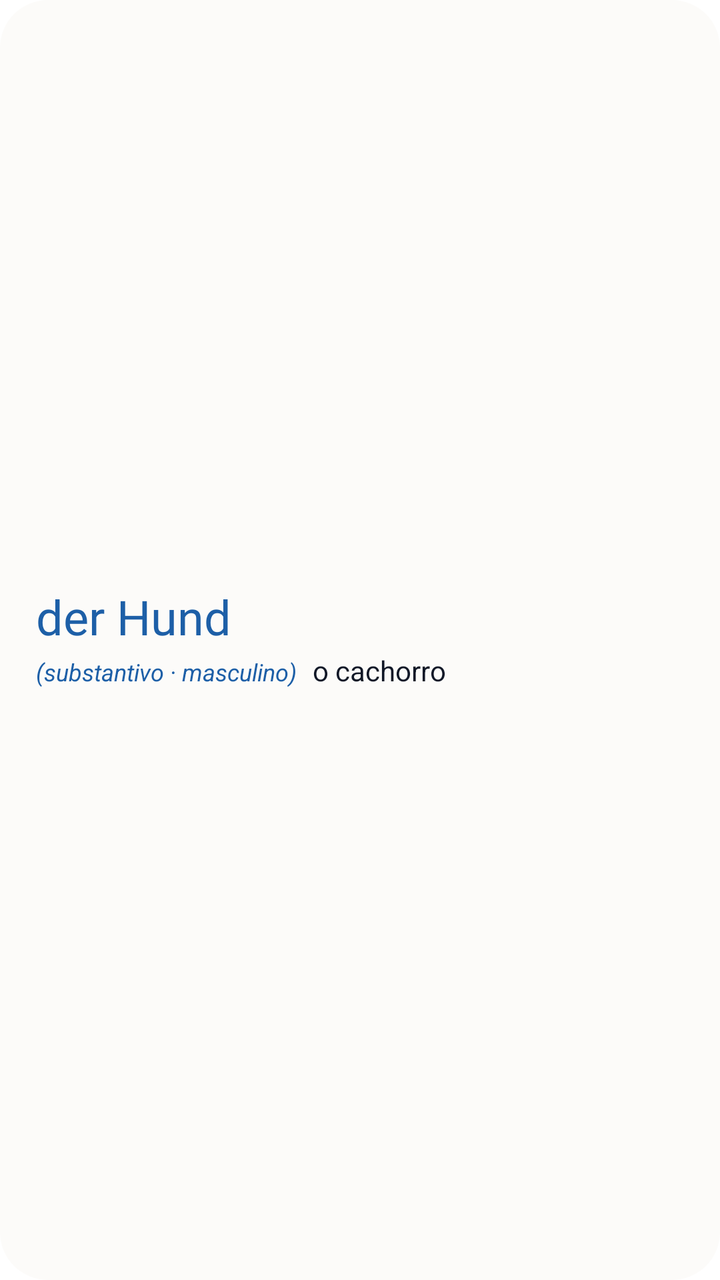
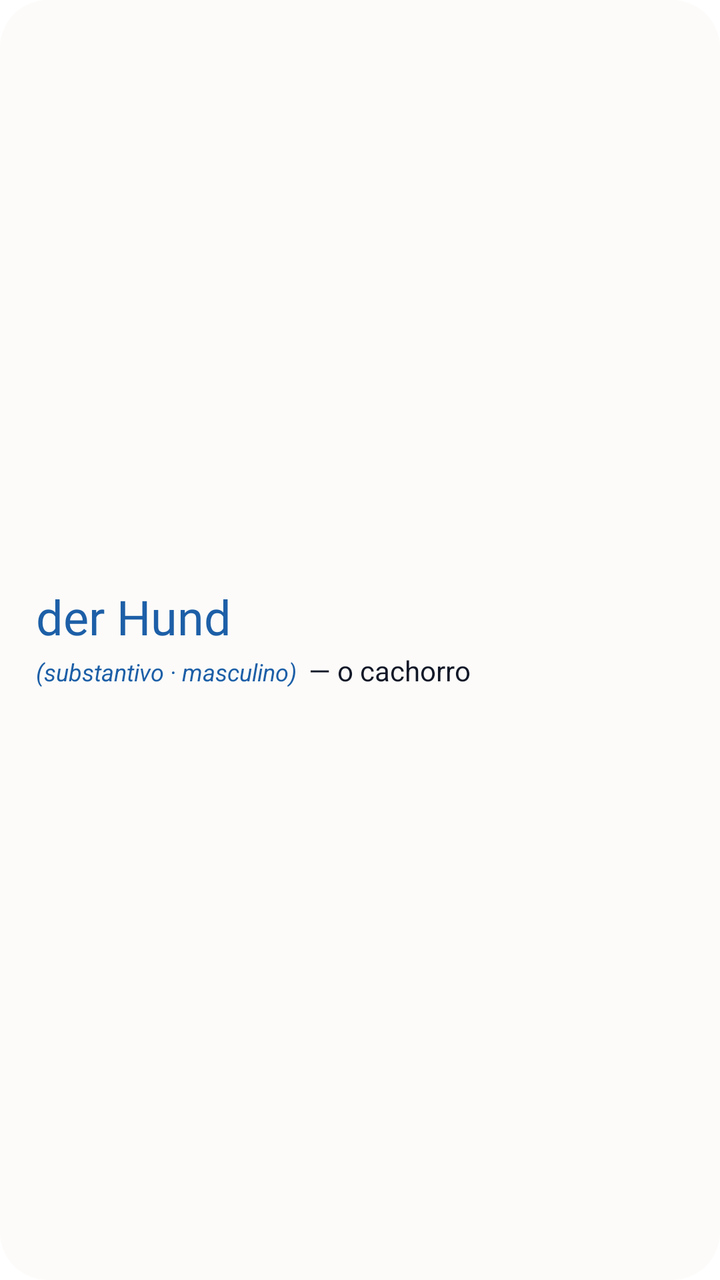

An Android layout rendered at two revisions. The XML below is the earlier revision; the diff shows what the commit changed to produce the second picture.
<!-- AndroidManifest.xml: fallback theme Theme.MaterialComponents.DayNight.NoActionBar -->
<!-- res/layout/daily_word_widget_compact.xml -->
<?xml version="1.0" encoding="utf-8"?>
<LinearLayout xmlns:android="http://schemas.android.com/apk/res/android"
    android:id="@+id/root"
    android:layout_width="match_parent"
    android:layout_height="match_parent"
    android:background="@drawable/widget_background"
    android:gravity="center_vertical"
    android:orientation="vertical"
    android:paddingStart="18dp"
    android:paddingTop="8dp"
    android:paddingEnd="18dp"
    android:paddingBottom="8dp">

    <TextView
        android:id="@+id/word"
        android:layout_width="match_parent"
        android:layout_height="wrap_content"
        android:ellipsize="end"
        android:fontFamily="@font/newsreader_display_bold"
        android:includeFontPadding="false"
        android:maxLines="1"
        android:text="der Hund"
        android:textColor="#1D5FA7"
        android:textSize="24sp" />

    <LinearLayout
        android:layout_width="match_parent"
        android:layout_height="wrap_content"
        android:layout_marginTop="2dp"
        android:orientation="horizontal">

        <TextView
            android:id="@+id/category"
            android:layout_width="wrap_content"
            android:layout_height="wrap_content"
            android:maxLines="1"
            android:text="(substantivo · masculino)"
            android:textColor="#1D5FA7"
            android:textSize="12sp"
            android:textStyle="italic" />

        <TextView
            android:id="@+id/meaning"
            android:layout_width="0dp"
            android:layout_height="wrap_content"
            android:layout_marginStart="8dp"
            android:layout_weight="1"
            android:ellipsize="end"
            android:maxLines="1"
            android:text="o cachorro"
            android:textColor="@color/widget_text"
            android:textSize="14sp" />
    </LinearLayout>
</LinearLayout>
<!-- resources referenced by this layout -->
<resources>
  <color name="widget_text">#111827</color>
  <!-- drawable widget_background (drawable) -->
  <?xml version="1.0" encoding="utf-8"?>
  <shape xmlns:android="http://schemas.android.com/apk/res/android" android:shape="rectangle">
      <solid android:color="@color/widget_background" />
      <corners android:radius="24dp" />
  </shape>
  <color name="widget_background">#FCFBF9</color>
</resources>

<!-- the commit's change to res/layout/daily_word_widget_compact.xml (unified diff, before → after) -->
@@ -43,11 +43,11 @@
             android:id="@+id/meaning"
             android:layout_width="0dp"
             android:layout_height="wrap_content"
-            android:layout_marginStart="8dp"
+            android:layout_marginStart="6dp"
             android:layout_weight="1"
             android:ellipsize="end"
             android:maxLines="1"
-            android:text="o cachorro"
+            android:text="— o cachorro"
             android:textColor="@color/widget_text"
             android:textSize="14sp" />
     </LinearLayout>
